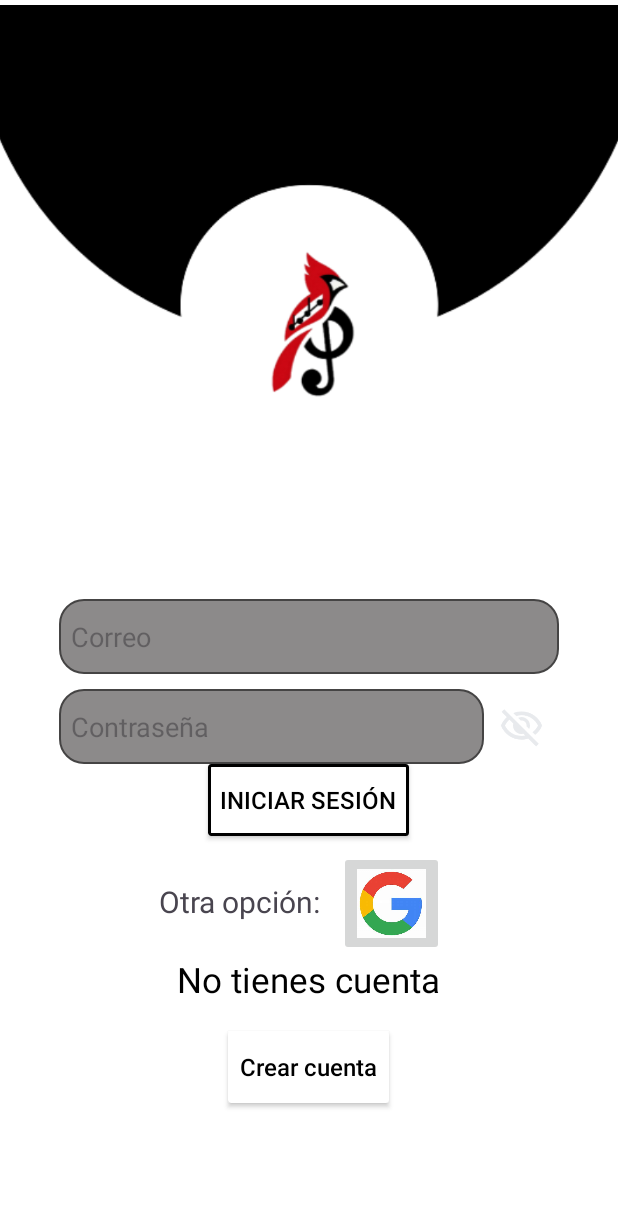
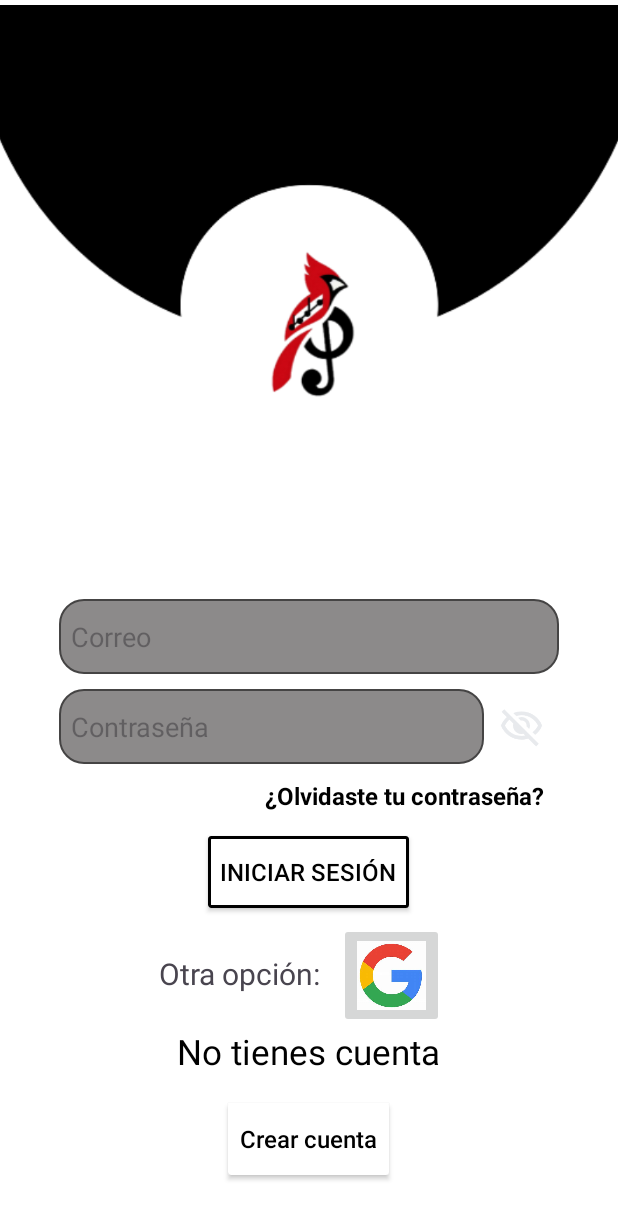
Before and after one commit to EveZru/SkulfulHarmony, an Android app: the login screen opened directly, with no data from a screen before it, on a phone screen of 412 x 824 dp. Shown: the top 1219 px of the screen. Run offline under Robolectric (Android 15) with nearby library versions, the light colour scheme and no system bars; our stand-ins replace Firebase (no records; nobody signed in at launch, a user with empty details on screens opened directly).

Commit message:
Recuperación de contraseña funcionando, inicio de sesión y crear cuenta

```diff
--- a/app/src/main/java/com/example/skulfulharmony/login.java
+++ b/app/src/main/java/com/example/skulfulharmony/login.java
@@ -7,11 +7,13 @@ import android.widget.Button;
 import android.widget.EditText;
 import android.widget.ImageButton;
 import android.widget.ImageView;
+import android.widget.TextView;
 import android.widget.Toast;
 
 import androidx.appcompat.app.AppCompatActivity;
 
 import com.example.skulfulharmony.home;
+import com.example.skulfulharmony.RecuperarContr;
 import com.google.android.gms.auth.api.signin.GoogleSignIn;
 import com.google.android.gms.auth.api.signin.GoogleSignInAccount;
 import com.google.android.gms.auth.api.signin.GoogleSignInClient;
@@ -29,6 +31,7 @@ public class login extends AppCompatActivity {
     private Button btnIniciar, btnGoToCrear;
     private ImageButton btnGoogleIniciar;
     private ImageView ivTogglePassword;
+    private TextView tvRecuperarContraseña;  // Nuevo botón de recuperación
 
     private FirebaseAuth mAuth;
     private GoogleSignInClient mGoogleSignInClient;
@@ -50,6 +53,7 @@ public class login extends AppCompatActivity {
         btnGoogleIniciar = findViewById(R.id.btn_google_iniciar);
         btnGoToCrear = findViewById(R.id.btn_gotocrearcuenta);
         ivTogglePassword = findViewById(R.id.ivTogglePassword);
+        tvRecuperarContraseña = findViewById(R.id.tvRecuperarContraseña);  // Referencia al nuevo botón
 
         // Configurar Google Sign-In
         GoogleSignInOptions gso = new GoogleSignInOptions.Builder(GoogleSignInOptions.DEFAULT_SIGN_IN)
@@ -102,6 +106,9 @@ public class login extends AppCompatActivity {
 
         // Botón para ir a la pantalla de creación de cuenta
         btnGoToCrear.setOnClickListener(v -> startActivity(new Intent(login.this, MainActivity.class)));
+
+        // Botón para ir a la recuperación de contraseña
+        tvRecuperarContraseña.setOnClickListener(v -> startActivity(new Intent(login.this, RecuperarContr.class)));
     }
 
     // Iniciar sesión con Google
--- a/app/src/main/res/layout/activity_login.xml
+++ b/app/src/main/res/layout/activity_login.xml
@@ -1,5 +1,6 @@
 <?xml version="1.0" encoding="utf-8"?>
-<androidx.constraintlayout.widget.ConstraintLayout xmlns:android="http://schemas.android.com/apk/res/android"
+<androidx.constraintlayout.widget.ConstraintLayout
+    xmlns:android="http://schemas.android.com/apk/res/android"
     xmlns:app="http://schemas.android.com/apk/res-auto"
     xmlns:tools="http://schemas.android.com/tools"
     android:id="@+id/main"
@@ -49,6 +50,22 @@
                 android:contentDescription="@string/toggle_password_visibility" />
         </LinearLayout>
 
+        <!-- NUEVO: Botón para recuperar contraseña -->
+        <TextView
+            android:id="@+id/tvRecuperarContraseña"
+            android:layout_width="wrap_content"
+            android:layout_height="wrap_content"
+            android:layout_gravity="end"
+            android:text="@string/recuperar_contraseña"
+            android:textColor="@color/black"
+            android:textSize="16sp"
+            android:textStyle="bold"
+            android:padding="10dp"
+            android:minHeight="48dp"
+            android:clickable="true"
+            android:focusable="true"/>
+
+
         <androidx.appcompat.widget.AppCompatButton
             android:id="@+id/btnIniciarsecion"
             android:layout_width="wrap_content"
@@ -80,7 +97,6 @@
                 android:scaleType="fitCenter"
                 android:src="@drawable/logo_google"
                 android:contentDescription="@string/google_login" />
-
         </LinearLayout>
 
         <TextView
--- a/app/src/main/res/values/strings.xml
+++ b/app/src/main/res/values/strings.xml
@@ -39,6 +39,7 @@
     <string name="recupe_contr">Recuperar contraseña</string>
     <string name="tiempotrab">Tiempo de trabajo</string>
     <string name="eliminarcuent">¿Deseas eliminar\ntu cuenta?</string>
+    <string name="recuperar_contraseña">¿Olvidaste tu contraseña?</string>
 
 
 </resources>
```
